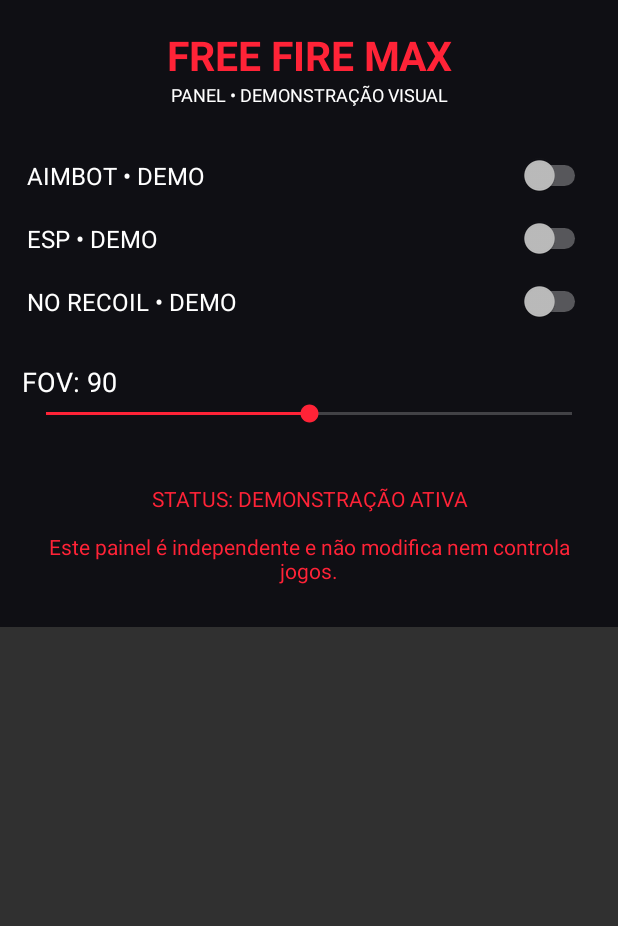
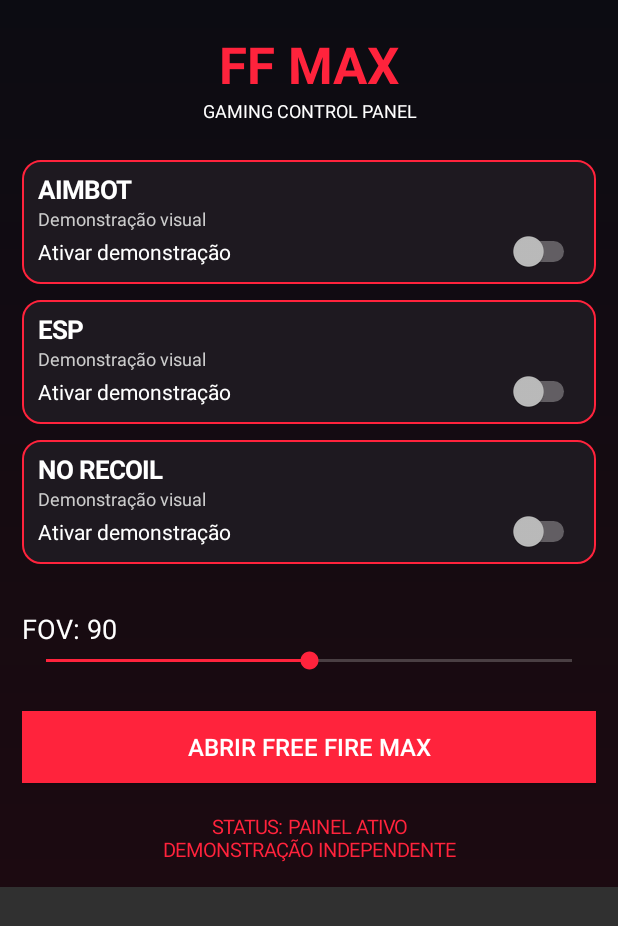
Before and after one commit to kaua273/FreeFireMaxPanel, an Android app: the screen it shows after launch (MainActivity), on a phone screen of 412 x 824 dp. Shown: the top 926 px of the screen. Run offline under Robolectric (Android 15) with nearby library versions, the phone set to English and light mode, and no system bars.

Commit message:
Refactor MainActivity UI and add game launch feature
Updated UI elements and functionality in MainActivity. Changed text, colors, and layout structure for better presentation and added a method to launch the Free Fire MAX game.

```diff
--- a/app/src/main/java/com/panel/MainActivity.kt
+++ b/app/src/main/java/com/panel/MainActivity.kt
@@ -3,62 +3,67 @@ package com.panel
 
 import android.app.Activity
 import android.os.Bundle
+import android.content.Intent
 import android.graphics.Color
+import android.graphics.Typeface
 import android.view.Gravity
 import android.widget.*
-import android.graphics.Typeface
+import android.graphics.drawable.GradientDrawable
 
 class MainActivity : Activity() {
 
-    private val red = Color.rgb(255, 35, 55)
+    private val red = Color.rgb(255, 35, 60)
+    private val dark = Color.rgb(12, 12, 18)
     private val white = Color.WHITE
-    private val dark = Color.rgb(15, 15, 20)
 
     override fun onCreate(savedInstanceState: Bundle?) {
         super.onCreate(savedInstanceState)
 
         val root = LinearLayout(this).apply {
             orientation = LinearLayout.VERTICAL
-            setPadding(22, 28, 22, 22)
-            setBackgroundColor(dark)
+            setPadding(22, 30, 22, 24)
+            background = GradientDrawable(
+                GradientDrawable.Orientation.TOP_BOTTOM,
+                intArrayOf(dark, Color.rgb(28, 10, 17))
+            )
         }
 
         val scroll = ScrollView(this)
         scroll.addView(root)
 
         val title = TextView(this).apply {
-            text = "FREE FIRE MAX"
-            textSize = 27f
+            text = "FF MAX"
+            textSize = 34f
+            gravity = Gravity.CENTER
             setTextColor(red)
-            gravity = Gravity.CENTER
             setTypeface(null, Typeface.BOLD)
         }
         root.addView(title)
 
         val subtitle = TextView(this).apply {
-            text = "PANEL • DEMONSTRAÇÃO VISUAL"
+            text = "GAMING CONTROL PANEL"
             textSize = 12f
+            gravity = Gravity.CENTER
             setTextColor(white)
-            gravity = Gravity.CENTER
         }
         root.addView(subtitle)
 
-        addSpace(root, 25)
+        space(root, 25)
 
-        addSwitch(root, "AIMBOT • DEMO")
-        addSwitch(root, "ESP • DEMO")
-        addSwitch(root, "NO RECOIL • DEMO")
+        addCard(root, "AIMBOT", "Demonstração visual")
+        addCard(root, "ESP", "Demonstração visual")
+        addCard(root, "NO RECOIL", "Demonstração visual")
 
-        addSpace(root, 20)
+        space(root, 20)
 
-        val fovTitle = TextView(this).apply {
+        val fovLabel = TextView(this).apply {
             text = "FOV: 90"
             textSize = 18f
             setTextColor(white)
         }
-        root.addView(fovTitle)
+        root.addView(fovLabel)
 
-        val fov = SeekBar(this).apply {
+        val seek = SeekBar(this).apply {
             max = 180
             progress = 90
             progressTintList =
@@ -67,55 +72,107 @@ class MainActivity : Activity() {
                 android.content.res.ColorStateList.valueOf(red)
         }
 
-        fov.setOnSeekBarChangeListener(
+        seek.setOnSeekBarChangeListener(
             object : SeekBar.OnSeekBarChangeListener {
                 override fun onProgressChanged(
-                    bar: SeekBar?,
-                    value: Int,
-                    fromUser: Boolean
+                    bar: SeekBar?, value: Int, user: Boolean
                 ) {
-                    fovTitle.text = "FOV: $value"
+                    fovLabel.text = "FOV: $value"
                 }
-
                 override fun onStartTrackingTouch(bar: SeekBar?) {}
                 override fun onStopTrackingTouch(bar: SeekBar?) {}
             }
         )
+        root.addView(seek)
 
-        root.addView(fov)
+        space(root, 25)
 
-        addSpace(root, 25)
+        val launch = Button(this).apply {
+            text = "ABRIR FREE FIRE MAX"
+            textSize = 16f
+            setTextColor(white)
+            setBackgroundColor(red)
+            setOnClickListener { abrirJogo() }
+        }
+        root.addView(launch)
 
-        val info = TextView(this).apply {
-            text = "STATUS: DEMONSTRAÇÃO ATIVA\n\nEste painel é independente e não modifica nem controla jogos."
-            textSize = 14f
+        space(root, 20)
+
+        val status = TextView(this).apply {
+            text = "STATUS: PAINEL ATIVO\nDEMONSTRAÇÃO INDEPENDENTE"
+            gravity = Gravity.CENTER
+            textSize = 13f
             setTextColor(red)
-            gravity = Gravity.CENTER
-            setPadding(12, 20, 12, 20)
         }
-
-        root.addView(info)
+        root.addView(status)
 
         setContentView(scroll)
     }
 
-    private fun addSwitch(root: LinearLayout, name: String) {
-        val control = Switch(this).apply {
+    private fun addCard(
+        root: LinearLayout,
+        name: String,
+        description: String
+    ) {
+        val card = LinearLayout(this).apply {
+            orientation = LinearLayout.VERTICAL
+            setPadding(16, 12, 16, 12)
+            background = GradientDrawable().apply {
+                setColor(Color.rgb(30, 25, 32))
+                cornerRadius = 18f
+                setStroke(2, red)
+            }
+        }
+
+        val label = TextView(this).apply {
             text = name
-            textSize = 16f
+            textSize = 17f
             setTextColor(white)
-            setPadding(5, 15, 5, 15)
+            setTypeface(null, Typeface.BOLD)
+        }
+
+        val detail = TextView(this).apply {
+            text = description
+            textSize = 12f
+            setTextColor(Color.LTGRAY)
+        }
+
+        val toggle = Switch(this).apply {
+            text = "Ativar demonstração"
+            setTextColor(white)
             buttonTintList =
                 android.content.res.ColorStateList.valueOf(red)
         }
 
-        root.addView(control)
+        card.addView(label)
+        card.addView(detail)
+        card.addView(toggle)
+
+        val params = LinearLayout.LayoutParams(
+            -1, -2
+        )
+        params.bottomMargin = 16
+        root.addView(card, params)
     }
 
-    private fun addSpace(root: LinearLayout, height: Int) {
-        val space = TextView(this)
+    private fun abrirJogo() {
+        val intent = packageManager
+            .getLaunchIntentForPackage("com.dts.freefiremax")
+
+        if (intent != null) {
+            startActivity(intent)
+        } else {
+            Toast.makeText(
+                this,
+                "Free Fire MAX não encontrado!",
+                Toast.LENGTH_LONG
+            ).show()
+        }
+    }
+
+    private fun space(root: LinearLayout, height: Int) {
         root.addView(
-            space,
+            TextView(this),
             LinearLayout.LayoutParams(
                 1,
                 (height * resources.displayMetrics.density).toInt()
@@ -123,17 +180,3 @@ class MainActivity : Activity() {
         )
     }
 }
-private fun abrirFreeFire() {
-    val intent = packageManager
-        .getLaunchIntentForPackage("com.dts.freefiremax")
-
-    if (intent != null) {
-        startActivity(intent)
-    } else {
-        Toast.makeText(
-            this,
-            "Free Fire MAX não encontrado!",
-            Toast.LENGTH_LONG
-        ).show()
-    }
-}
```
